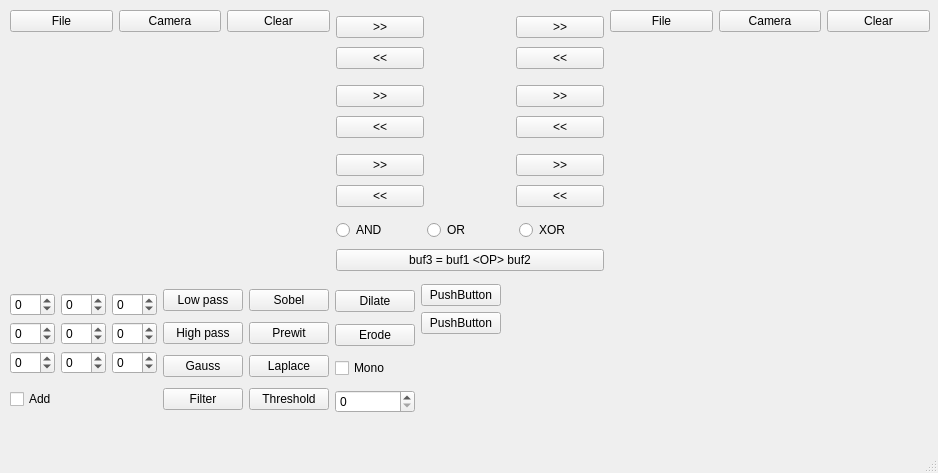
Before: the Qt Designer form sw_4/mainwindow.ui in z3rostack/systemy_wizyjne, drawn with Qt 5.
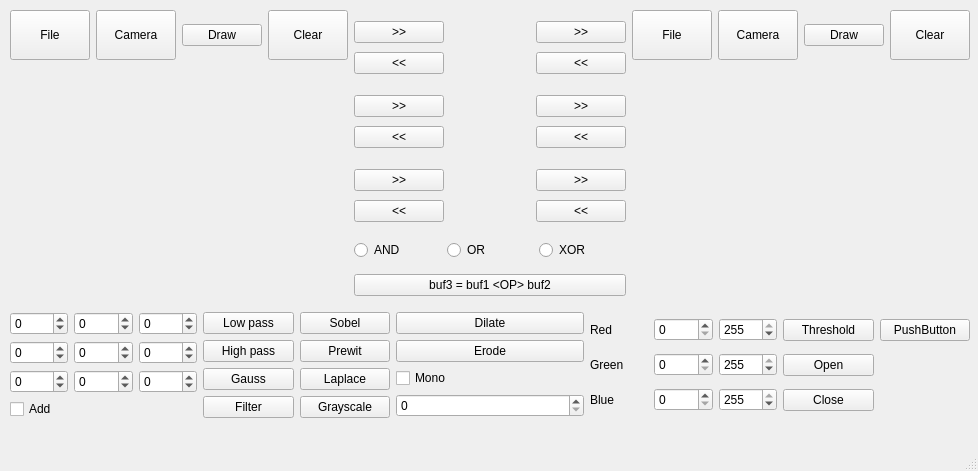
After: the same form once the commit is applied.

What changed in the file:
```diff
--- a/sw_4/mainwindow.ui
+++ b/sw_4/mainwindow.ui
@@ -6,8 +6,8 @@
    <rect>
     <x>0</x>
     <y>0</y>
-    <width>938</width>
-    <height>473</height>
+    <width>978</width>
+    <height>471</height>
    </rect>
   </property>
   <property name="sizePolicy">
@@ -25,11 +25,11 @@
      <rect>
       <x>10</x>
       <y>10</y>
-      <width>920</width>
+      <width>960</width>
       <height>409</height>
      </rect>
     </property>
-    <layout class="QVBoxLayout" name="verticalLayout_13">
+    <layout class="QVBoxLayout" name="verticalLayout_10">
      <item>
       <layout class="QHBoxLayout" name="horizontalLayout_9">
        <item>
@@ -62,6 +62,13 @@
              </property>
             </widget>
            </item>
+           <item>
+            <widget class="QPushButton" name="left_draw_button">
+             <property name="text">
+              <string>Draw</string>
+             </property>
+            </widget>
+           </item>
            <item>
             <widget class="QPushButton" name="left_clear_image">
              <property name="maximumSize">
@@ -350,6 +357,13 @@
              </property>
             </widget>
            </item>
+           <item>
+            <widget class="QPushButton" name="right_draw_button">
+             <property name="text">
+              <string>Draw</string>
+             </property>
+            </widget>
+           </item>
            <item>
             <widget class="QPushButton" name="right_clear_image">
              <property name="maximumSize">
@@ -389,7 +403,7 @@
       </layout>
      </item>
      <item>
-      <layout class="QHBoxLayout" name="horizontalLayout_8">
+      <layout class="QHBoxLayout" name="horizontalLayout_7">
        <item>
         <layout class="QVBoxLayout" name="verticalLayout_12">
          <item>
@@ -525,7 +539,7 @@
          <item row="3" column="1">
           <widget class="QPushButton" name="threshold_button">
            <property name="text">
-            <string>Threshold</string>
+            <string>Grayscale</string>
            </property>
           </widget>
          </item>
@@ -564,50 +578,110 @@
         </layout>
        </item>
        <item>
-        <layout class="QHBoxLayout" name="horizontalLayout_7">
-         <item>
-          <layout class="QVBoxLayout" name="verticalLayout_10">
-           <item>
-            <widget class="QPushButton" name="pushButton_3">
-             <property name="text">
-              <string>PushButton</string>
-             </property>
-            </widget>
-           </item>
-           <item>
-            <widget class="QPushButton" name="pushButton_5">
-             <property name="text">
-              <string>PushButton</string>
-             </property>
-            </widget>
-           </item>
-           <item>
-            <spacer name="verticalSpacer">
-             <property name="orientation">
-              <enum>Qt::Orientation::Vertical</enum>
-             </property>
-             <property name="sizeHint" stdset="0">
-              <size>
-               <width>20</width>
-               <height>40</height>
-              </size>
-             </property>
-            </spacer>
-           </item>
-          </layout>
+        <layout class="QGridLayout" name="gridLayout_3">
+         <item row="1" column="0">
+          <widget class="QLabel" name="label_2">
+           <property name="text">
+            <string>Green</string>
+           </property>
+          </widget>
          </item>
-         <item>
-          <spacer name="horizontalSpacer">
-           <property name="orientation">
-            <enum>Qt::Orientation::Horizontal</enum>
+         <item row="2" column="1">
+          <widget class="QSpinBox" name="blue_lthreshold">
+           <property name="maximum">
+            <number>255</number>
            </property>
-           <property name="sizeHint" stdset="0">
-            <size>
-             <width>40</width>
-             <height>20</height>
-            </size>
+          </widget>
+         </item>
+         <item row="0" column="2">
+          <widget class="QSpinBox" name="red_uthreshold">
+           <property name="maximum">
+            <number>255</number>
            </property>
-          </spacer>
+           <property name="value">
+            <number>255</number>
+           </property>
+          </widget>
+         </item>
+         <item row="0" column="1">
+          <widget class="QSpinBox" name="red_lthreshold">
+           <property name="maximum">
+            <number>255</number>
+           </property>
+          </widget>
+         </item>
+         <item row="1" column="2">
+          <widget class="QSpinBox" name="green_uthreshold">
+           <property name="maximum">
+            <number>255</number>
+           </property>
+           <property name="value">
+            <number>255</number>
+           </property>
+          </widget>
+         </item>
+         <item row="2" column="2">
+          <widget class="QSpinBox" name="blue_uthreshold">
+           <property name="maximum">
+            <number>255</number>
+           </property>
+           <property name="value">
+            <number>255</number>
+           </property>
+          </widget>
+         </item>
+         <item row="2" column="0">
+          <widget class="QLabel" name="label_3">
+           <property name="text">
+            <string>Blue</string>
+           </property>
+          </widget>
+         </item>
+         <item row="0" column="0">
+          <widget class="QLabel" name="label">
+           <property name="text">
+            <string>Red</string>
+           </property>
+          </widget>
+         </item>
+         <item row="1" column="1">
+          <widget class="QSpinBox" name="green_lthreshold">
+           <property name="maximum">
+            <number>255</number>
+           </property>
+          </widget>
+         </item>
+        </layout>
+       </item>
+       <item>
+        <layout class="QGridLayout" name="gridLayout_4">
+         <item row="0" column="0">
+          <widget class="QPushButton" name="th_button">
+           <property name="text">
+            <string>Threshold</string>
+           </property>
+          </widget>
+         </item>
+         <item row="0" column="1">
+          <widget class="QPushButton" name="pushButton">
+           <property name="text">
+            <string>PushButton</string>
+           </property>
+          </widget>
+         </item>
+         <item row="1" column="0">
+          <widget class="QPushButton" name="open_button">
+           <property name="text">
+            <string>Open</string>
+           </property>
+          </widget>
+         </item>
+         <item row="2" column="0">
+          <widget class="QPushButton" name="close_button">
+           <property name="text">
+            <string>Close</string>
+           </property>
+          </widget>
          </item>
         </layout>
        </item>
```
Left out of the diff: 4 changed lines with no effect on the pictures.
